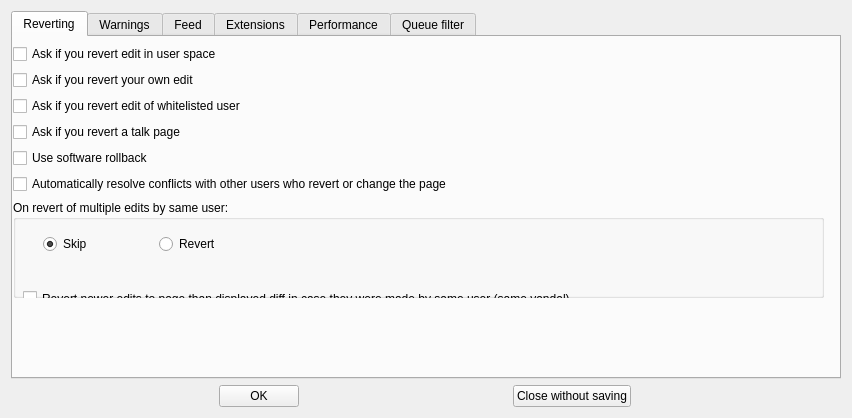
huggle/huggle3-qt-lx, file huggle/preferences.ui: the form before one commit.
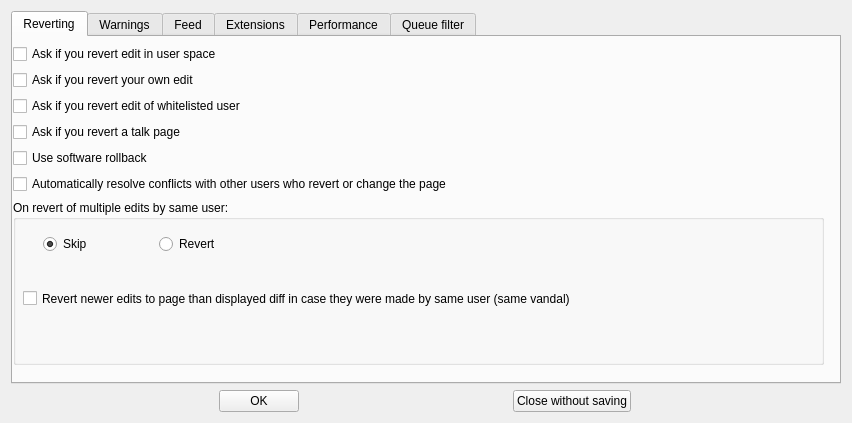
The form after the commit.

Diff of the .ui file:
```diff
--- a/huggle/preferences.ui
+++ b/huggle/preferences.ui
@@ -7,7 +7,7 @@
     <x>0</x>
     <y>0</y>
     <width>852</width>
-    <height>418</height>
+    <height>423</height>
    </rect>
   </property>
   <property name="sizePolicy">
@@ -35,7 +35,7 @@
          <x>0</x>
          <y>7</y>
          <width>811</width>
-         <height>254</height>
+         <height>321</height>
         </rect>
        </property>
        <layout class="QVBoxLayout" name="verticalLayout_2">
```
Left out of the diff: 2 changed lines with no effect on the pictures.
